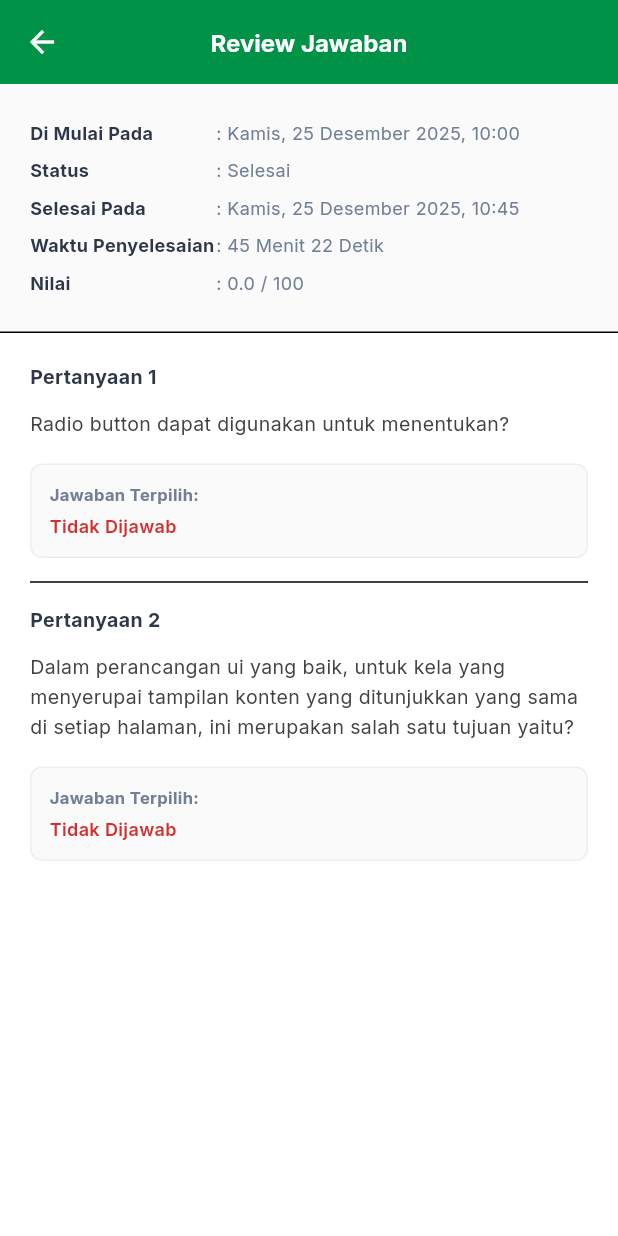
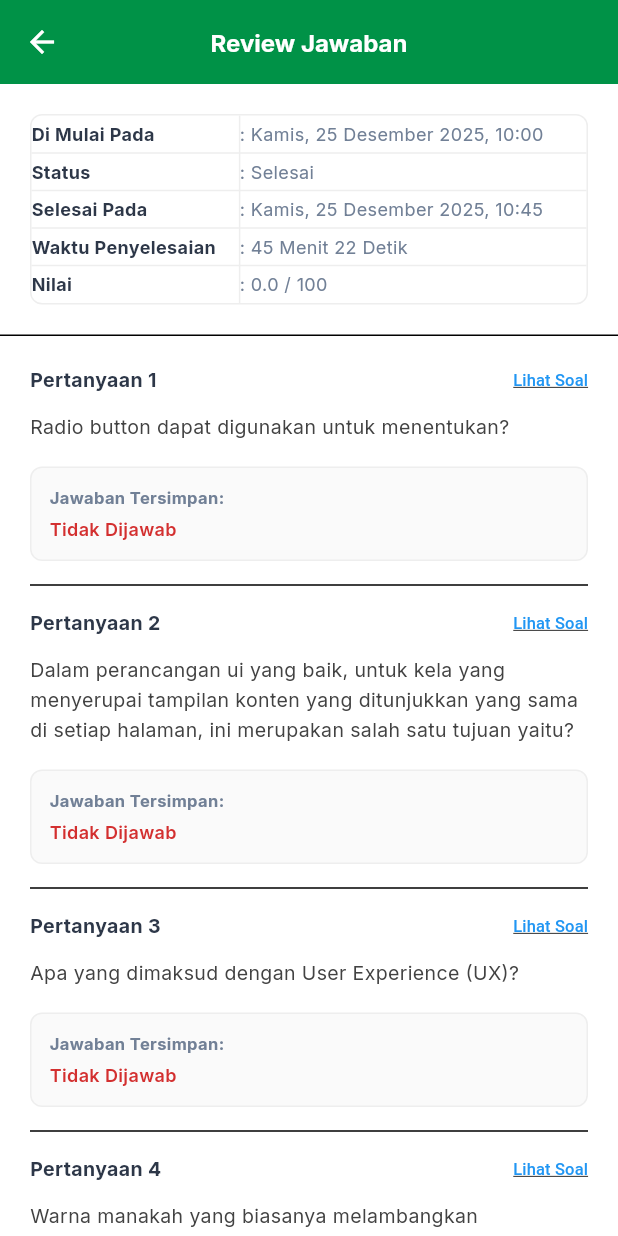
Before and after one commit to siapaajaboleh888/UAS_Smart-UIM, a Flutter app: the QuizReviewScreen screen opened directly with sample values from the repository, on a phone screen of 412 x 824 dp. Run offline on Flutter 3.47's test engine with Material 3 defaults, Android fonts, the phone set to English and light mode, and no system bars; our stand-ins replace google_fonts, image_picker, shared_preferences; accounts and stored records are empty.

Commit message:
Fix profile navigation flow and update quiz to 15 questions with Figma-inspired UI

```diff
--- a/lib/models/quiz.dart
+++ b/lib/models/quiz.dart
@@ -57,7 +57,84 @@ class Quiz {
             options: ['Konsistensi', 'Responsif', 'Estetika', 'Kemudahan', 'Kecepatan'],
             correctAnswerIndex: 0,
           ),
-          // Add more sample questions...
+          Question(
+            id: '3',
+            text: 'Apa yang dimaksud dengan User Experience (UX)?',
+            options: ['Keindahan tampilan visual', 'Pengalaman pengguna saat berinteraksi dengan produk', 'Kecepatan loading website', 'Jumlah fitur yang ada di aplikasi', 'Keamanan data pengguna'],
+            correctAnswerIndex: 1,
+          ),
+          Question(
+            id: '4',
+            text: 'Warna manakah yang biasanya melambangkan keberhasilan atau konfirmasi positif dalam UI?',
+            options: ['Merah', 'Kuning', 'Hijau', 'Biru', 'Hitam'],
+            correctAnswerIndex: 2,
+          ),
+          Question(
+            id: '5',
+            text: 'Manakah dari berikut ini yang merupakan prinsip "Affordance" dalam desain?',
+            options: ['Memberikan instruksi teks yang panjang', 'Karakteristik visual benda yang memberi petunjuk cara penggunaannya', 'Menggunakan gambar beresolusi tinggi', 'Menaruh banyak tombol di layar', 'Menggunakan font yang unik'],
+            correctAnswerIndex: 1,
+          ),
+          Question(
+            id: '6',
+            text: 'Komponen UI yang digunakan untuk memilih satu atau lebih pilihan dari daftar disebut?',
+            options: ['Radio Button', 'Text Field', 'Checkbox', 'Toggle Switch', 'Slider'],
+            correctAnswerIndex: 2,
+          ),
+          Question(
+            id: '7',
+            text: 'Apa tujuan utama dari pembuatan Wireframe?',
+            options: ['Menentukan warna akhir desain', 'Memilih font yang akan digunakan', 'Merancang struktur dan tata letak dasar', 'Membuat animasi transisi', 'Menulis kode program'],
+            correctAnswerIndex: 2,
+          ),
+          Question(
+            id: '8',
+            text: 'Dalam hukum Fitts, waktu yang dibutuhkan untuk mencapai target bergantung pada?',
+            options: ['Warna target', 'Jarak dan ukuran target', 'Kontras target', 'Jenis perangkat input', 'Tingkat kecerahan layar'],
+            correctAnswerIndex: 1,
+          ),
+          Question(
+            id: '9',
+            text: 'Apa singkatan dari RGB?',
+            options: ['Red Green Blue', 'Red Grey Black', 'Real Green Blue', 'Random Grey Blue', 'Red gold Blue'],
+            correctAnswerIndex: 0,
+          ),
+          Question(
+            id: '10',
+            text: 'Istilah untuk navigasi yang menunjukkan lokasi pengguna dalam hierarki aplikasi adalah?',
+            options: ['Side Bar', 'Tab Bar', 'Breadcrumbs', 'Navigation Drawer', 'Bottom Nav'],
+            correctAnswerIndex: 2,
+          ),
+          Question(
+            id: '11',
+            text: 'Fokus utama dari "Interaction Design" adalah?',
+            options: ['Membuat logo perusahaan', 'Mendesain hubungan antara orang dan produk yang mereka gunakan', 'Menentukan harga produk', 'Membangun database server', 'Memasarkan produk ke media sosial'],
+            correctAnswerIndex: 1,
+          ),
+          Question(
+            id: '12',
+            text: 'White space dalam desain UI berguna untuk?',
+            options: ['Menambah ukuran file gambar', 'Menghilangkan informasi penting', 'Membantu fokus pengguna dan menghindari kekacauan visual', 'Menurunkan kualitas desain', 'Menghemat penggunaan warna'],
+            correctAnswerIndex: 2,
+          ),
+          Question(
+            id: '13',
+            text: 'Manakah yang bukan merupakan elemen dari UI Design?',
+            options: ['Tipografi', 'Ikonografi', 'Backend Database', 'Palet Warna', 'Layout'],
+            correctAnswerIndex: 2,
+          ),
+          Question(
+            id: '14',
+            text: 'Apa itu "Information Architecture"?',
+            options: ['Cara data disimpan di server', 'Struktural organisasi informasi dalam aplikasi', 'Bahasa pemrograman yang digunakan', 'Sistem keamanan jaringan', 'Kecepatan transfer data'],
+            correctAnswerIndex: 1,
+          ),
+          Question(
+            id: '15',
+            text: 'Prinsip desain yang menekankan pada elemen yang paling penting agar menonjol disebut?',
+            options: ['Keseimbangan', 'Hierarki Visual', 'Kontras', 'Repetisi', 'Proporsi'],
+            correctAnswerIndex: 1,
+          ),
         ],
       ),
     ];
--- a/lib/screens/quiz_review_screen.dart
+++ b/lib/screens/quiz_review_screen.dart
@@ -28,12 +28,18 @@ class QuizReviewScreen extends StatelessWidget {
           // Result Summary Table
           Container(
             padding: const EdgeInsets.all(20),
-            color: Colors.grey.shade50,
+            color: Colors.white,
+            child: Container(
+              decoration: BoxDecoration(
+                border: Border.all(color: Colors.grey.shade200),
+                borderRadius: BorderRadius.circular(8),
+              ),
               child: Table(
                 columnWidths: const {
-                0: FlexColumnWidth(1),
+                  0: FlexColumnWidth(1.2),
                   1: FlexColumnWidth(2),
                 },
+                border: TableBorder.symmetric(inside: BorderSide(color: Colors.grey.shade200)),
                 children: [
                   _buildTableRow('Di Mulai Pada', 'Kamis, 25 Desember 2025, 10:00'),
                   _buildTableRow('Status', 'Selesai'),
@@ -41,6 +47,7 @@ class QuizReviewScreen extends StatelessWidget {
                   _buildTableRow('Waktu Penyelesaian', '45 Menit 22 Detik'),
                   _buildTableRow('Nilai', '${score.toStringAsFixed(1)} / 100'),
                 ],
+              ),
             ),
           ),
 
@@ -62,6 +69,9 @@ class QuizReviewScreen extends StatelessWidget {
                 return Column(
                   crossAxisAlignment: CrossAxisAlignment.start,
                   children: [
+                    Row(
+                      mainAxisAlignment: MainAxisAlignment.spaceBetween,
+                      children: [
                         Text(
                           'Pertanyaan ${index + 1}',
                           style: const TextStyle(
@@ -69,6 +79,30 @@ class QuizReviewScreen extends StatelessWidget {
                             fontSize: 13,
                             color: AppColors.textPrimary,
                           ),
+                        ),
+                        TextButton(
+                          onPressed: () {
+                            // Logic to view specific question if needed,
+                            // or just a snackbar for demo
+                            ScaffoldMessenger.of(context).showSnackBar(
+                              SnackBar(content: Text('Menampilkan detail soal ${index + 1}')),
+                            );
+                          },
+                          style: TextButton.styleFrom(
+                            padding: EdgeInsets.zero,
+                            minimumSize: const Size(0, 0),
+                            tapTargetSize: MaterialTapTargetSize.shrinkWrap,
+                          ),
+                          child: const Text(
+                            'Lihat Soal',
+                            style: TextStyle(
+                              fontSize: 11,
+                              color: Colors.blue,
+                              decoration: TextDecoration.underline,
+                            ),
+                          ),
+                        ),
+                      ],
                     ),
                     const SizedBox(height: 12),
                     Text(
@@ -92,7 +126,7 @@ class QuizReviewScreen extends StatelessWidget {
                         crossAxisAlignment: CrossAxisAlignment.start,
                         children: [
                           const Text(
-                            'Jawaban Terpilih:',
+                            'Jawaban Tersimpan:',
                             style: TextStyle(
                               fontSize: 11,
                               fontWeight: FontWeight.bold,
@@ -107,7 +141,7 @@ class QuizReviewScreen extends StatelessWidget {
                             style: TextStyle(
                               fontSize: 12,
                               fontWeight: FontWeight.w600,
-                              color: isCorrect ? Colors.green.shade700 : Colors.red.shade700,
+                              color: isCorrect ? AppColors.primary : Colors.red.shade700,
                             ),
                           ),
                         ],
```
Also changed, not shown: lib/screens/home_screen.dart (+10 -5 lines), lib/screens/main_screen.dart (+10 -4 lines), lib/screens/profile_screen.dart (+9 -2 lines), lib/screens/quiz_screen.dart (+17 -9 lines). Lines whose indentation alone changed are shown as unchanged.
